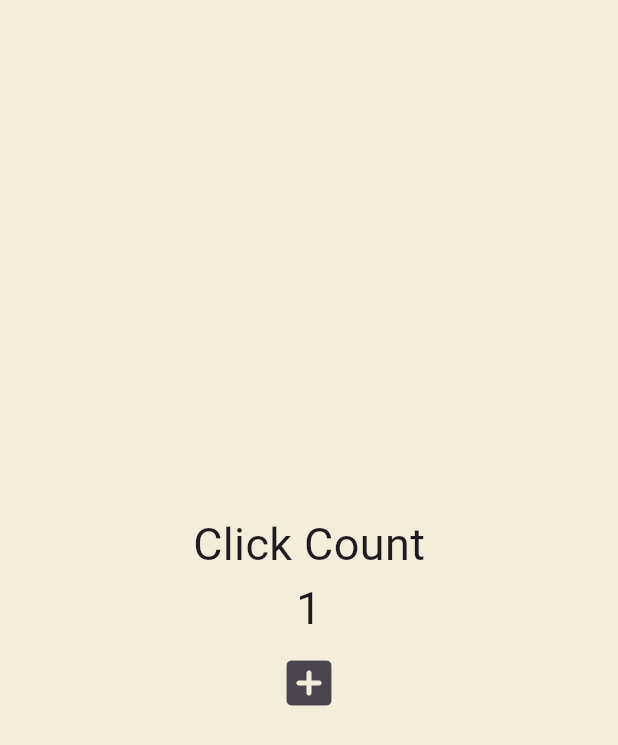
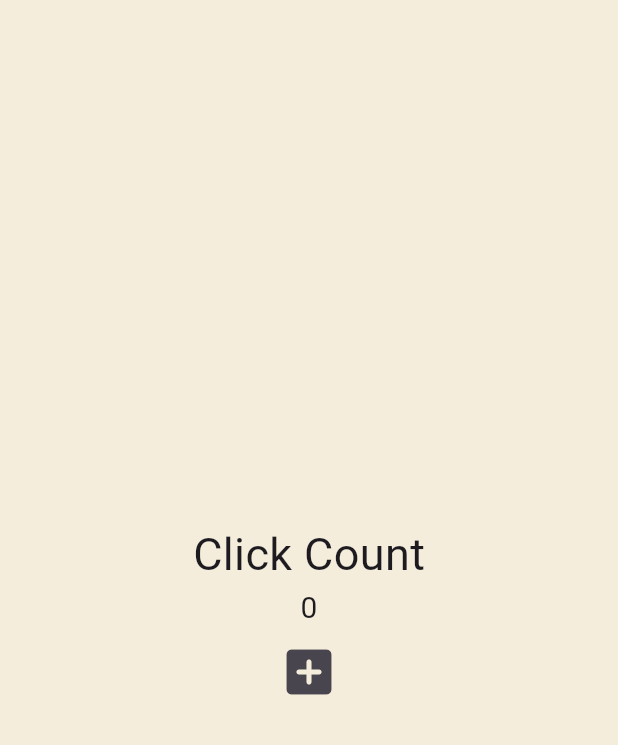
Before and after one commit to AnsookLee/Hello_flutter, a Flutter app: the screen it shows after launch, after a tap on the "add box" icon, on a phone screen of 412 x 824 dp. Shown: the top 745 px of the screen. Run offline on Flutter 3.47's test engine with Material 3 defaults, Android fonts, the phone set to English and light mode, and no system bars.

Commit message:
list counter

```diff
--- a/chapter3_stateful_widget/lib/main.dart
+++ b/chapter3_stateful_widget/lib/main.dart
@@ -12,11 +12,11 @@
 }
 
 class _MyAppState extends State<MyApp> {
-  int counter = 0;
+  List<int> numbers = [];
 
   void onClicked() {
     setState(() {
-      counter = counter + 1;
+      numbers.add(numbers.length);
     });
   }
 
@@ -30,7 +30,7 @@
             mainAxisAlignment: MainAxisAlignment.center,
             children: [
               Text('Click Count', style: TextStyle(fontSize: 30)),
-              Text('$counter', style: TextStyle(fontSize: 30)),
+              for (var n in numbers) Text('$n', style: TextStyle(fontSize: 20)),
               IconButton(
                 iconSize: 40,
                 onPressed: onClicked,
```
